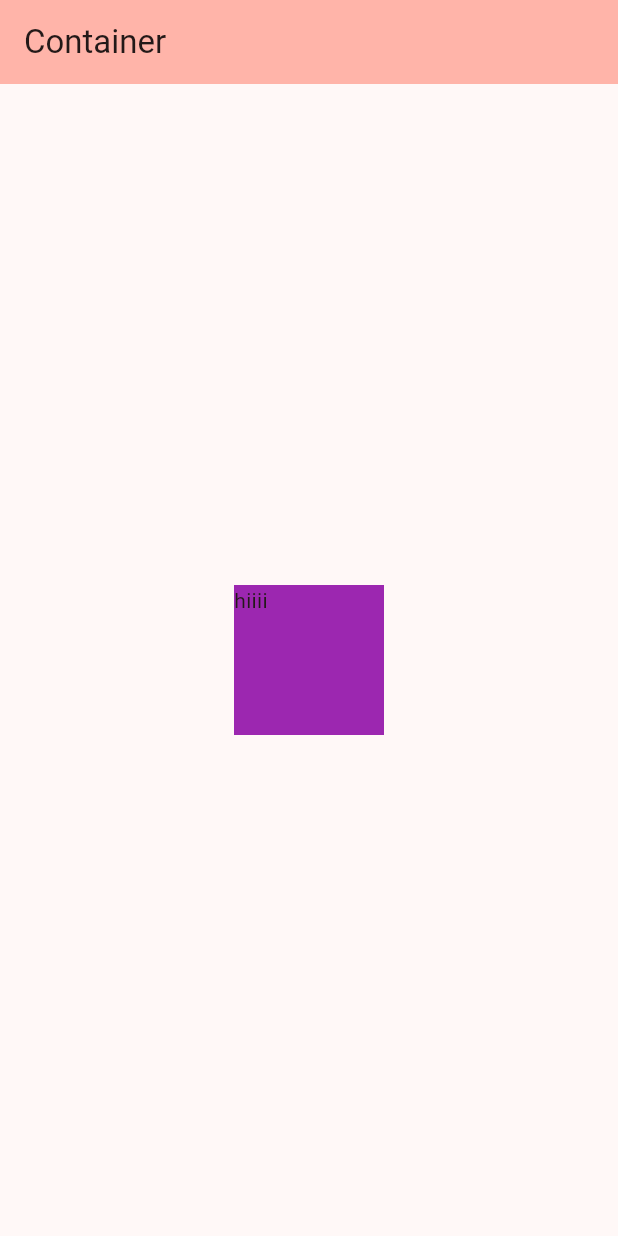
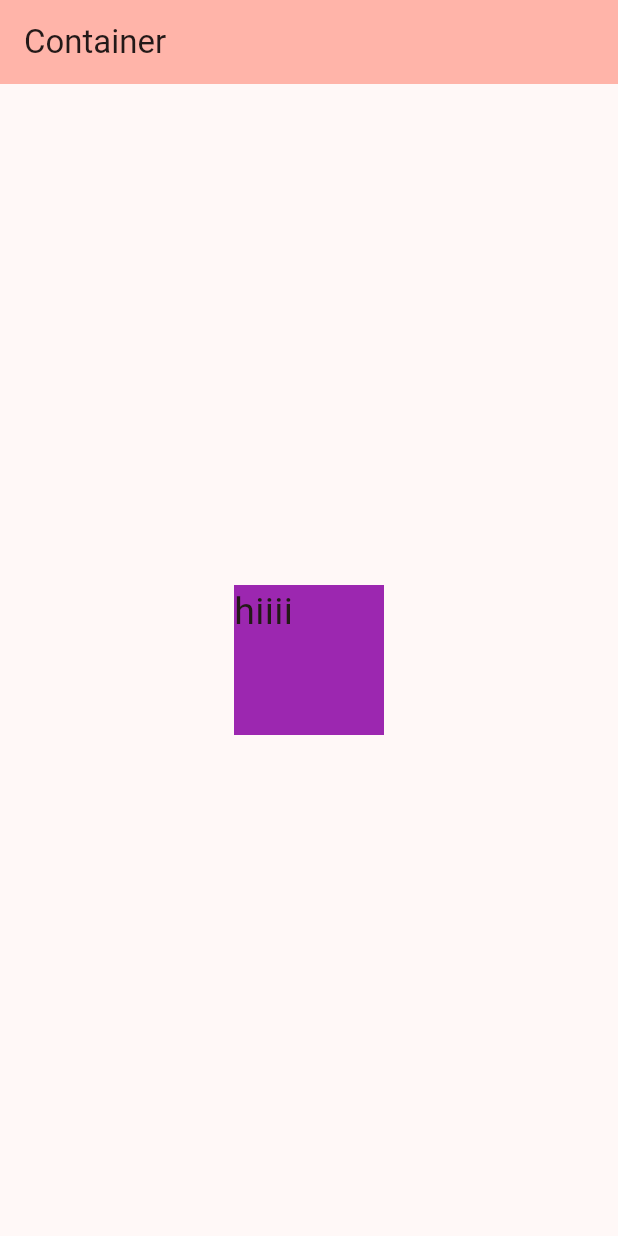
Before and after one commit to ajitlenka30/firstapp, a Flutter app: the screen it shows after launch, on a phone screen of 412 x 824 dp. Run offline on Flutter 3.47's test engine with Material 2 defaults, Android fonts, the phone set to English and light mode, and no system bars.

Commit message:
increase text size

```diff
--- a/lib/main.dart
+++ b/lib/main.dart
@@ -13,21 +13,6 @@ class MyApp extends StatelessWidget {
     return MaterialApp(
       title: 'Flutter Demo',
       theme: ThemeData(
-        // This is the theme of your application.
-        //
-        // TRY THIS: Try running your application with "flutter run". You'll see
-        // the application has a blue toolbar. Then, without quitting the app,
-        // try changing the seedColor in the colorScheme below to Colors.green
-        // and then invoke "hot reload" (save your changes or press the "hot
-        // reload" button in a Flutter-supported IDE, or press "r" if you used
-        // the command line to start the app).
-        //
-        // Notice that the counter didn't reset back to zero; the application
-        // state is not lost during the reload. To reset the state, use hot
-        // restart instead.
-        //
-        // This works for code too, not just values: Most code changes can be
-        // tested with just a hot reload.
         colorScheme: ColorScheme.fromSeed(seedColor: Colors.red),
         useMaterial3: true,
       ),
@@ -39,15 +24,6 @@ class MyApp extends StatelessWidget {
 class MyHomePage extends StatefulWidget {
   const MyHomePage({super.key, required this.title});
 
-  // This widget is the home page of your application. It is stateful, meaning
-  // that it has a State object (defined below) that contains fields that affect
-  // how it looks.
-
-  // This class is the configuration for the state. It holds the values (in this
-  // case the title) provided by the parent (in this case the App widget) and
-  // used by the build method of the State. Fields in a Widget subclass are
-  // always marked "final".
-
   final String title;
 
   @override
@@ -58,20 +34,9 @@ class _MyHomePageState extends State<MyHomePage> {
 
   @override
   Widget build(BuildContext context) {
-    // This method is rerun every time setState is called, for instance as done
-    // by the _incrementCounter method above.
-    //
-    // The Flutter framework has been optimized to make rerunning build methods
-    // fast, so that you can just rebuild anything that needs updating rather
-    // than having to individually change instances of widgets.
     return Scaffold(
       appBar: AppBar(
-        // TRY THIS: Try changing the color here to a specific color (to
-        // Colors.amber, perhaps?) and trigger a hot reload to see the AppBar
-        // change color while the other colors stay the same.
         backgroundColor: Theme.of(context).colorScheme.inversePrimary,
-        // Here we take the value from the MyHomePage object that was created by
-        // the App.build method, and use it to set our appbar title.
         title: Text(widget.title),
       ),
       body: Center(
@@ -79,7 +44,7 @@ class _MyHomePageState extends State<MyHomePage> {
             width: 100,
             height: 100,
             color: Colors.purple,
-            child: const Text('hiiii'),
+            child: const Text('hiiii', style: TextStyle(fontSize: 25),),
         ),
       ),
     ); // This trailing comma makes auto-formatting nicer for build methods.
```
